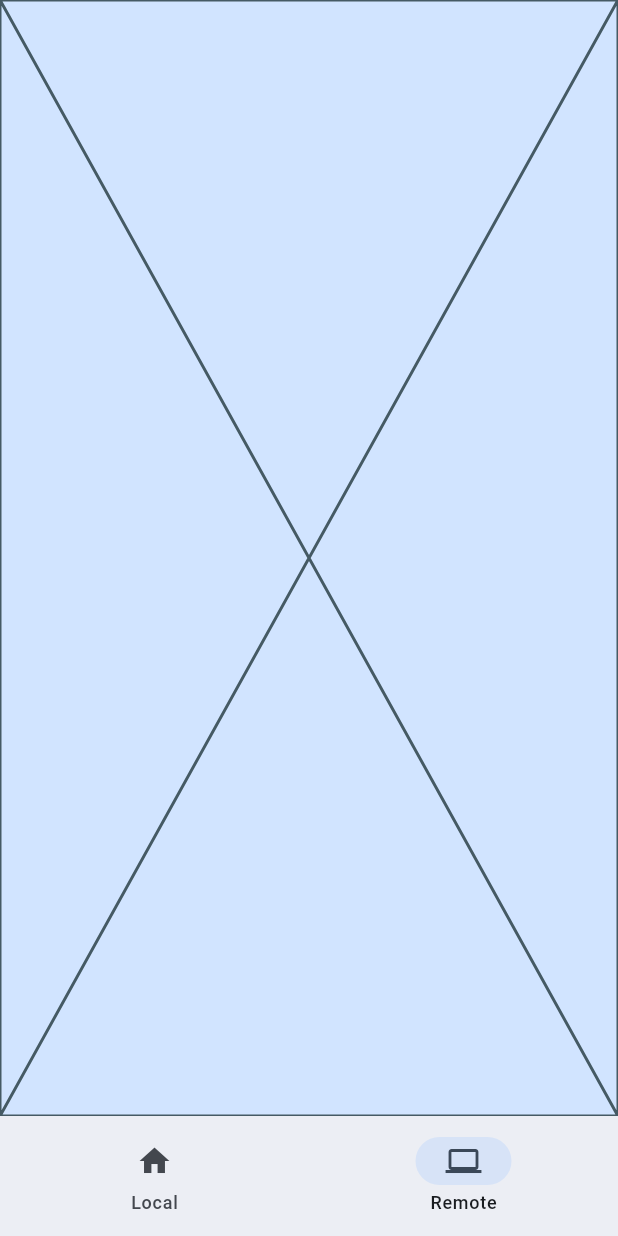
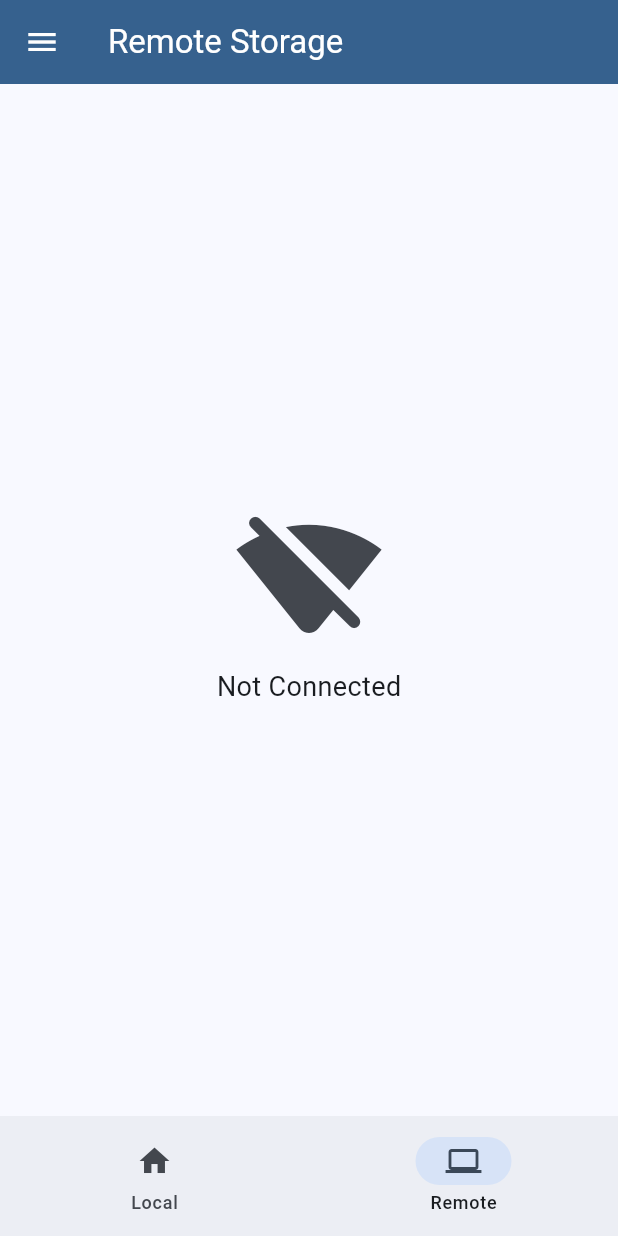
Before and after one commit to DiAndEn0/gallery_app, a Flutter app: the screen it shows after launch, item 2 of the bottom bar chosen, on a phone screen of 412 x 824 dp. Run offline on Flutter 3.47's test engine with Material 3 defaults, Android fonts, the phone set to English and light mode, and no system bars; our stand-ins replace chewie, photo_view, video_player; missing offline and left inert: photo_manager.

Commit message:
Create RemoteGalleryView.dart

```diff
--- /dev/null
+++ b/lib/RemoteGalleryView.dart
@@ -0,0 +1,37 @@
+import 'package:flutter/material.dart';
+import 'package:gallery_app/DefaultAppBar.dart';
+import 'package:provider/provider.dart';
+import 'package:photo_manager/photo_manager.dart';
+
+import 'AssetThumbnail.dart';
+
+class RemoteGalleryView extends StatelessWidget {
+  const RemoteGalleryView({super.key});
+
+  @override
+  Widget build(BuildContext context) {
+    final Color primaryColor = Theme.of(context).colorScheme.primary;
+
+    return Scaffold(
+      appBar: AppBar(title: const Text('Remote Storage',),
+        foregroundColor: Colors.white, backgroundColor: primaryColor,),
+      drawer: DefaultAppBar(primaryColor: primaryColor),
+      body: Center(
+        child: Column(
+          mainAxisAlignment: MainAxisAlignment.center,
+          children: [
+            IconButton(
+              onPressed: (){
+              },
+              icon: Icon(
+                  Icons.signal_wifi_off_rounded
+              ),
+              iconSize: 100,
+            ),
+            Text('Not Connected', style: TextStyle(fontSize: 18),)
+          ],
+        ),
+      ),
+    );
+  }
+}
--- a/lib/home.dart
+++ b/lib/home.dart
@@ -1,5 +1,6 @@
 import 'package:flutter/material.dart';
 import 'package:gallery_app/DefaultAppBar.dart';
+import 'package:gallery_app/RemoteGalleryView.dart';
 import 'package:provider/provider.dart';
 import 'package:photo_manager/photo_manager.dart';
 
@@ -49,7 +50,7 @@ class _MyHomePageState extends State<MyHomePage> {
         page = PhoneGallery();
         break;
       case 1:
-        page = Placeholder();
+        page = RemoteGalleryView();
         break;
       default:
         throw UnimplementedError('no widget for $selectedIndex');
```
